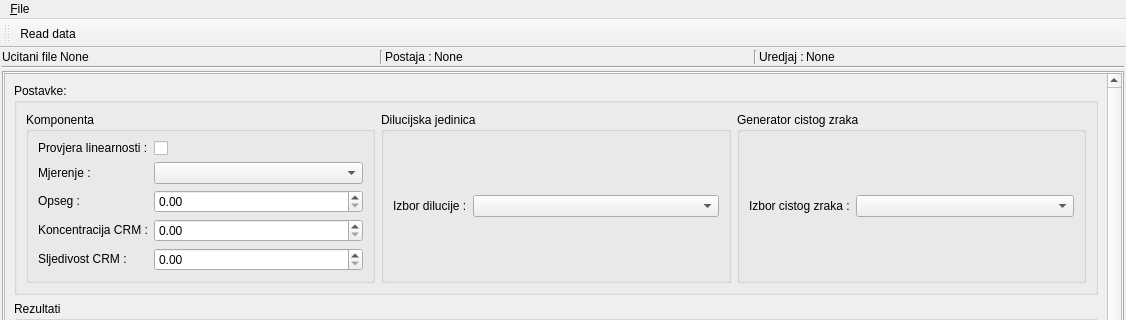
First picture: the form in app/view/uiFiles/display_new.ui, repository vmilic/umjeravanje, before the edit; both pictures show x 0 to 1126 and y 0 to 320 of the 1126 by 814 pixel window.
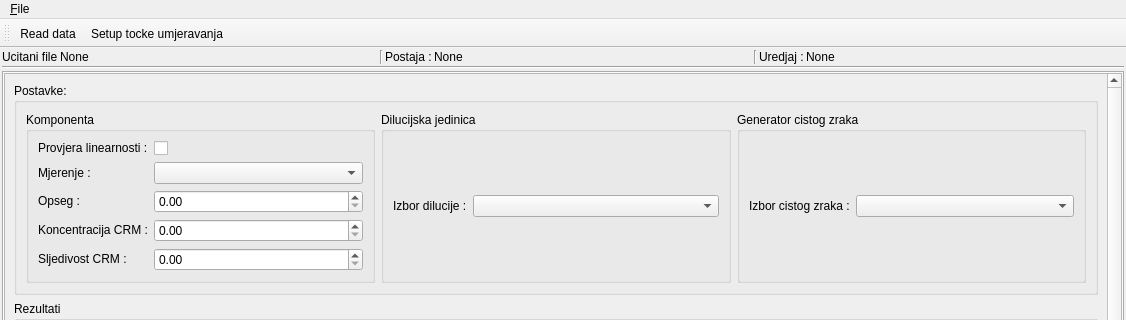
Second picture: the form after the edit. The open tabs and pages were chosen to show the change.

Commit message:
wizard za umjerne tocke
- implementiran je wizard za izbor tocaka umjeravanja (prototip).

```diff
--- a/app/view/uiFiles/display_new.ui
+++ b/app/view/uiFiles/display_new.ui
@@ -959,6 +959,7 @@
     <bool>false</bool>
    </attribute>
    <addaction name="action_Read_data"/>
+   <addaction name="action_Setup_tocke_umjeravanja"/>
   </widget>
   <action name="action_Exit">
    <property name="text">
@@ -970,6 +971,14 @@
     <string>&amp;Read data</string>
    </property>
   </action>
+  <action name="action_Setup_tocke_umjeravanja">
+   <property name="text">
+    <string>&amp;Setup tocke umjeravanja</string>
+   </property>
+   <property name="toolTip">
+    <string>Wizard za podesavanje tocaka umjeravanja</string>
+   </property>
+  </action>
  </widget>
  <resources/>
  <connections/>
```
Left out of the diff: 5 changed lines with no effect on the pictures. The commit also changes 8 other files.
